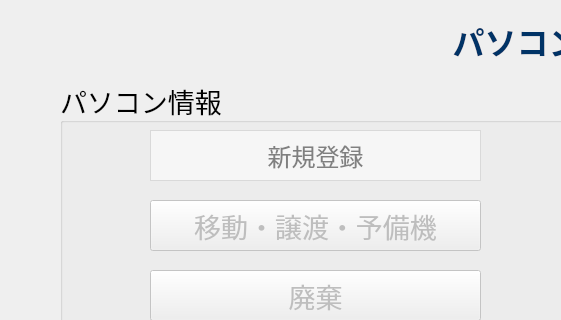
Old version of the form ui/frmMain.ui in the repository syaraandryukobo-tech/PcAssentManager; both pictures show x 0 to 561 and y 0 to 320 of the 1200 by 700 pixel window.
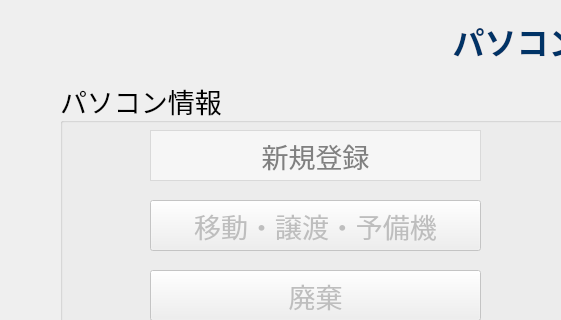
New version of the form.

Diff of the .ui file:
```diff
--- a/ui/frmMain.ui
+++ b/ui/frmMain.ui
@@ -90,7 +90,7 @@
      <property name="font">
       <font>
        <family>Meiryo</family>
-       <pointsize>18</pointsize>
+       <pointsize>20</pointsize>
       </font>
      </property>
      <property name="styleSheet">
```
